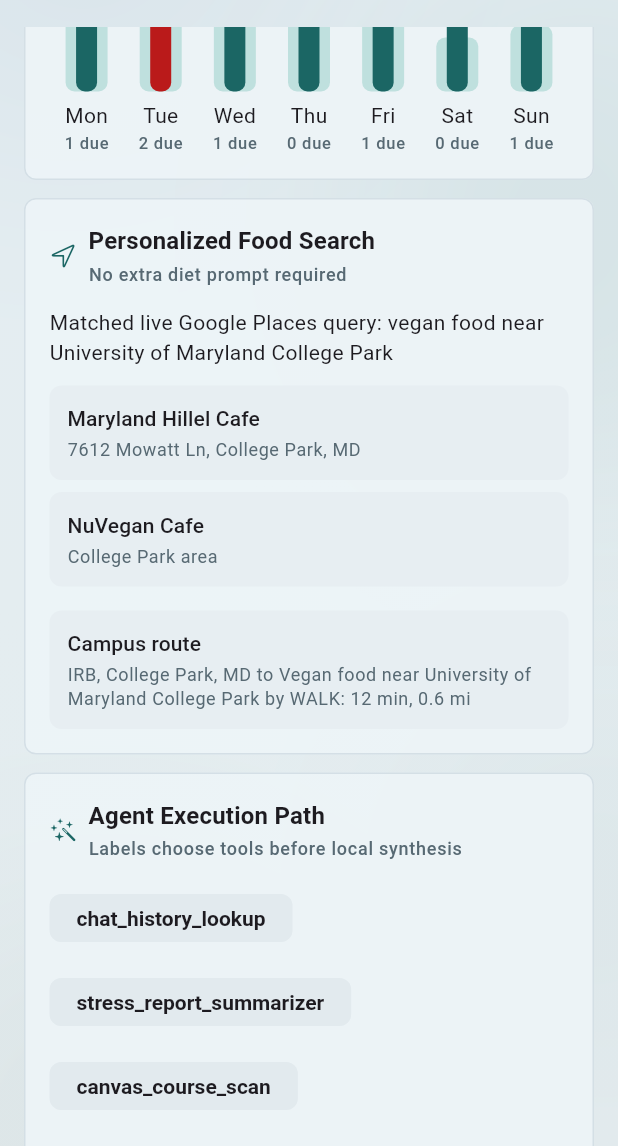
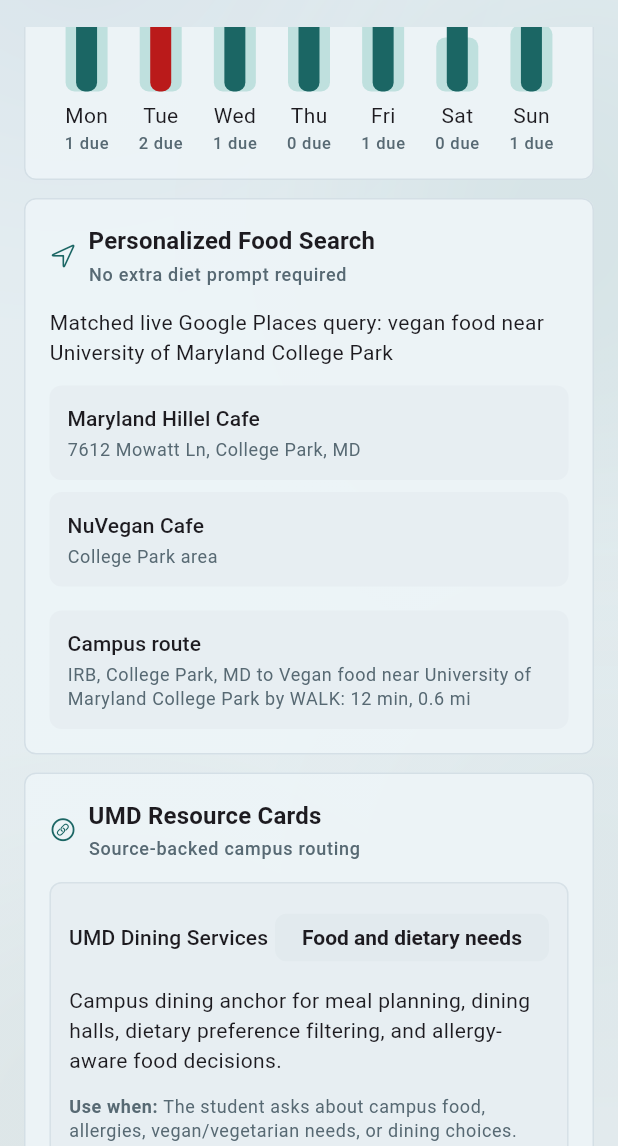
Before and after one commit to zian-zeng/orbit, a Flutter app: the DemoStatusScreen screen opened directly, scrolled down 2304 dp, on a phone screen of 412 x 824 dp, the part 90-1236 px from its top. Run offline on Flutter 3.47's test engine with Material 3 defaults, Android fonts, the phone set to English and light mode, and no system bars; our stand-ins replace flutter_dotenv, flutter_markdown, google_generative_ai, hive, hive_flutter, image_picker and 1 more; accounts and stored records are empty.

Commit message:
add intelligence dashboard for skills feedback and audit logs, add UMD resource cards
- Add Intelligence Dashboard from the chat header
- Show saved skill registry entries, feedback counts, and recent agent audit logs
- Surface learning-loop and explainability signals in one demo screen
- Add widget test coverage for opening the dashboard
- Update local multi-agent system docs
- Add Intelligence Dashboard for saved skills, feedback signals, and agent audit logs
- Add richer UMD resource-card metadata with when-to-use, eligibility, action, and official URLs
- Surface UMD Resource Cards in the demo/status screen
- Use detailed resource briefs in the campus-resource agent skill output
- Add tests for resource metadata and dashboard navigation

```diff
--- a/lib/agents/orbit_agents.dart
+++ b/lib/agents/orbit_agents.dart
@@ -181,10 +181,7 @@
       labels: context.allLabels,
     );
     final resourceLines = resources
-        .map(
-          (resource) =>
-              '${resource.name} (${resource.category}): ${resource.summary}',
-        )
+        .map((resource) => resource.agentBrief)
         .toList(growable: false);
 
     return SkillResult(
--- a/lib/data_sources/umd_resource_catalog.dart
+++ b/lib/data_sources/umd_resource_catalog.dart
@@ -5,6 +5,10 @@
     required this.category,
     required this.summary,
     required this.tags,
+    this.whenToUse =
+        'Use when the student need matches this category and live retrieval is unavailable.',
+    this.eligibility = 'Check the official page for current eligibility.',
+    this.action = 'Open the official resource page.',
     this.url,
   });
 
@@ -13,7 +17,15 @@
   final String category;
   final String summary;
   final List<String> tags;
+  final String whenToUse;
+  final String eligibility;
+  final String action;
   final String? url;
+
+  String get agentBrief {
+    final linkText = url == null ? '' : ' Official page: $url';
+    return '$name ($category): $summary Use when: $whenToUse Action: $action$linkText';
+  }
 }
 
 class UmdResourceCatalog {
@@ -26,6 +38,12 @@
       category: 'Academic accommodation',
       summary:
           'Support path for accommodations, accessibility barriers, testing needs, and disability-related academic planning.',
+      whenToUse:
+          'A disability, injury, ADHD, testing barrier, or accessibility issue is affecting coursework.',
+      eligibility:
+          'UMD students seeking disability-related accommodations or accessibility support.',
+      action:
+          'Review ADS guidance and prepare documentation or accommodation questions.',
       url: 'https://ads.umd.edu/',
       tags: [
         'adhd',
@@ -43,6 +61,12 @@
       category: 'Mental health and wellbeing',
       summary:
           'Starting point for counseling, crisis consultation, stress support, and wellbeing referrals.',
+      whenToUse:
+          'Stress, anxiety, crisis concern, burnout, or emotional pressure is affecting the student.',
+      eligibility:
+          'UMD students seeking counseling, consultation, crisis, or referral support.',
+      action:
+          'Use the get-help-now page for urgent options or schedule counseling support.',
       url: 'https://counseling.umd.edu/get-help-now',
       tags: [
         'stress',
@@ -109,6 +133,12 @@
       category: 'Food and dietary needs',
       summary:
           'Campus dining anchor for meal planning, dining halls, dietary preference filtering, and allergy-aware food decisions.',
+      whenToUse:
+          'The student asks about campus food, allergies, vegan/vegetarian needs, or dining choices.',
+      eligibility:
+          'UMD students and campus diners using dining halls or campus food resources.',
+      action:
+          'Open Dining guidance before recommending meals with dietary constraints.',
       url: 'https://dining.umd.edu/allergy',
       tags: [
         'food',
@@ -132,6 +162,12 @@
       category: 'Food security',
       summary:
           'Support path for students who need low-cost food access or help managing food insecurity.',
+      whenToUse:
+          'Food access, grocery cost, or food insecurity is part of the student problem.',
+      eligibility:
+          'UMD community members seeking pantry support; check official requirements.',
+      action:
+          'Review pantry access instructions and plan a discreet next step.',
       url: 'https://dining.umd.edu/sustainability/campus-pantry',
       tags: [
         'food',
@@ -164,6 +200,12 @@
       category: 'Transportation',
       summary:
           'Transportation anchor for parking, shuttle, biking, commute, and campus mobility planning.',
+      whenToUse:
+          'The student asks about shuttle routes, parking, biking, commuting, or campus mobility.',
+      eligibility:
+          'UMD students, staff, faculty, and visitors using DOTS services.',
+      action:
+          'Open DOTS route, parking, or shuttle guidance for current details.',
       url: 'https://transportation.umd.edu/shuttle-um-faq',
       tags: [
         'transport',
@@ -215,6 +257,12 @@
       category: 'Tutoring and academic support',
       summary:
           'Free peer tutoring path for many high-risk and gateway undergraduate courses.',
+      whenToUse:
+          'A student needs course help, tutoring, exam prep, or gateway-class support.',
+      eligibility:
+          'UMD undergraduate students in supported courses; check current course coverage.',
+      action:
+          'Find the course support option and choose tutoring or study sessions.',
       url: 'https://tutoring.umd.edu/',
       tags: [
         'tutoring',
@@ -232,6 +280,11 @@
       category: 'Course study groups',
       summary:
           'Regular group-review sessions for traditionally difficult courses.',
+      whenToUse:
+          'The student needs structured review for a difficult course before an exam or assignment.',
+      eligibility:
+          'UMD students in supported GSS courses; check current session listings.',
+      action: 'Look up the course and attend the next guided study session.',
       url: 'https://tltc.umd.edu/students/guided-study-sessions',
       tags: [
         'guided_study',
@@ -295,6 +348,12 @@
       category: 'Legal and conduct support',
       summary:
           'Free legal advice and university charge assistance for eligible undergraduate students.',
+      whenToUse:
+          'Lease, landlord, conduct, traffic, or legal uncertainty is interfering with school.',
+      eligibility:
+          'Eligible UMD undergraduate students; check the office page for scope and limits.',
+      action:
+          'Use Legal Aid to understand options before acting on legal issues.',
       url: 'https://undergradlegalaid.umd.edu/',
       tags: [
         'legal',
@@ -313,6 +372,12 @@
       category: 'Emergency financial support',
       summary:
           'Emergency financial support path for urgent student needs affecting enrollment, housing, food, or safety.',
+      whenToUse:
+          'An urgent financial issue could affect enrollment, housing, food, safety, or continuity.',
+      eligibility:
+          'UMD students with qualifying urgent needs; check current fund requirements.',
+      action:
+          'Review the crisis fund process and prepare the urgent-need context.',
       url:
           'https://studentaffairs.umd.edu/division-of-student-affairs-crisis-fund',
       tags: [
@@ -347,6 +412,12 @@
       category: 'Student support navigation',
       summary:
           'Navigation point for complex student issues, resources, advocacy, and support referrals.',
+      whenToUse:
+          'The issue spans multiple offices or the student does not know where to start.',
+      eligibility:
+          'UMD students seeking resource navigation or advocacy support.',
+      action:
+          'Use Dean of Students as the routing point for complex support needs.',
       url: 'https://deanofstudents.umd.edu/',
       tags: [
         'dean',
@@ -381,6 +452,12 @@
       category: 'Confidential advocacy',
       summary:
           'Confidential advocacy and therapy support for power-based violence, relationship violence, stalking, and sexual harassment.',
+      whenToUse:
+          'The student mentions relationship violence, stalking, sexual harassment, or power-based harm.',
+      eligibility:
+          'UMD community members seeking confidential advocacy or therapy support.',
+      action:
+          'Prioritize confidential support and avoid forcing disclosure details.',
       url: 'https://health.umd.edu/node/39',
       tags: [
         'care',
@@ -399,6 +476,12 @@
       category: 'Civil rights and Title IX',
       summary:
           'University office for discrimination, harassment, sexual misconduct, Title IX, and rights-related support.',
+      whenToUse:
+          'The student asks about discrimination, harassment, sexual misconduct, or Title IX reporting.',
+      eligibility:
+          'UMD community members seeking civil rights or Title IX resources.',
+      action:
+          'Use OCRSM resources for reporting options, rights, and support pathways.',
       url: 'https://ocrsm.umd.edu/resources',
       tags: [
         'title_ix',
@@ -416,6 +499,11 @@
       category: 'Overnight transportation',
       summary:
           'Shuttle-UM overnight service for campus areas not covered by evening routes.',
+      whenToUse:
+          'The student needs late-night campus transportation or feels unsafe walking.',
+      eligibility:
+          'UMD campus riders using Shuttle-UM overnight services; check current service area.',
+      action: 'Use NITE Ride or Terp Ride details before suggesting a route.',
       url: 'https://transportation.umd.edu/shuttle-um/nite-ride',
       tags: [
         'nite_ride',
@@ -434,6 +522,12 @@
       category: 'Accessible transportation',
       summary:
           'Curb-to-curb Shuttle-UM service for students, faculty, staff, and visitors with temporary or permanent disabilities.',
+      whenToUse:
+          'Accessibility, temporary injury, or disability affects campus transportation.',
+      eligibility:
+          'Students, faculty, staff, and visitors with temporary or permanent disabilities.',
+      action:
+          'Use Paratransit scheduling guidance for accessible campus travel.',
       url: 'https://transportation.umd.edu/shuttle-um/paratransit',
       tags: [
         'paratransit',
@@ -468,6 +562,10 @@
       category: 'Campus safety',
       summary:
           'Safety app that connects students with UMPD, trusted contacts, and emergency support.',
+      whenToUse:
+          'The student wants late-night safety support, trusted-contact sharing, or emergency access.',
+      eligibility: 'UMD community members using campus safety tools.',
+      action: 'Set up Guardian before the student needs it during a late walk.',
       url: 'https://umpd.umd.edu/resources/safety-information/guardian-app',
       tags: [
         'guardian',
@@ -485,6 +583,12 @@
       category: 'Peer support',
       summary:
           'Student-run peer counseling and crisis intervention hotline for anonymous, confidential support.',
+      whenToUse:
+          'The student wants anonymous peer support, a confidential hotline, or a lower-friction check-in.',
+      eligibility:
+          'Students seeking peer counseling or anonymous support; check service details.',
+      action:
+          'Use Help Center for peer support when the student wants to talk now.',
       url: 'https://helpcenterumd.org/',
       tags: [
         'help_center',
--- a/lib/screens/chat_screen.dart
+++ b/lib/screens/chat_screen.dart
@@ -10,6 +10,7 @@
 import 'package:chatbotapp/providers/voice_input_provider.dart';
 import 'package:chatbotapp/screens/chat_history_screen.dart';
 import 'package:chatbotapp/screens/demo_status_screen.dart';
+import 'package:chatbotapp/screens/intelligence_dashboard_screen.dart';
 import 'package:chatbotapp/screens/settings_screen.dart';
 import 'package:chatbotapp/services/prompt_router.dart';
 import 'package:chatbotapp/services/skill_registry_service.dart';
@@ -383,6 +384,8 @@
                 onOpenHistory: () => _openPage<void>(const ChatHistoryScreen()),
                 onOpenSettings: () => _openPage<void>(const SettingsScreen()),
                 onOpenDemo: _openDemoPath,
+                onOpenIntelligence: () =>
+                    _openPage<void>(const IntelligenceDashboardScreen()),
                 onNewChat: () => _startNewChat(chatProvider),
               ),
               const SizedBox(height: 16),
--- a/lib/screens/demo_status_screen.dart
+++ b/lib/screens/demo_status_screen.dart
@@ -1,4 +1,5 @@
 import 'package:chatbotapp/demo/orbit_business_demo_scenario.dart';
+import 'package:chatbotapp/data_sources/umd_resource_catalog.dart';
 import 'package:chatbotapp/hive/monitor_history_entry.dart';
 import 'package:chatbotapp/providers/settings_provider.dart';
 import 'package:chatbotapp/providers/user_profile_provider.dart';
@@ -27,6 +28,7 @@
   static const StudentNotificationPolicy _notificationPolicy =
       StudentNotificationPolicy();
   static const MonitorHistoryService _historyService = MonitorHistoryService();
+  static const UmdResourceCatalog _resourceCatalog = UmdResourceCatalog();
   bool _didRequestLiveSignals = false;
   DateTime? _focusStartedAt;
   bool _preferDemoFixture = false;
@@ -83,6 +85,11 @@
       report: report,
       focusStartedAt: _focusStartedAt,
       focusBreakMinutes: settings.focusBreakMinutes,
+    );
+    final resourceMatches = _resourceCatalog.match(
+      message: report.prompt,
+      labels: report.profileLabels,
+      limit: 4,
     );
     _recordMonitorCheckpoint(report);
 
@@ -175,6 +182,8 @@
                   final right = Column(
                     children: [
                       _SearchPanel(report: report),
+                      const SizedBox(height: 12),
+                      _ResourcePanel(resources: resourceMatches),
                       const SizedBox(height: 12),
                       _AgentPanel(report: report),
                       const SizedBox(height: 12),
@@ -731,6 +740,122 @@
   }
 }
 
+class _ResourcePanel extends StatelessWidget {
+  const _ResourcePanel({required this.resources});
+
+  final List<UmdResource> resources;
+
+  @override
+  Widget build(BuildContext context) {
+    return _DemoPanel(
+      title: 'UMD Resource Cards',
+      subtitle: 'Source-backed campus routing',
+      icon: CupertinoIcons.link_circle,
+      child: resources.isEmpty
+          ? const Text(
+              'No resource match yet. Ask a campus, food, transport, academic, or wellbeing question.',
+            )
+          : Column(
+              children: resources
+                  .map(
+                    (resource) => Padding(
+                      padding: const EdgeInsets.only(bottom: 10),
+                      child: _ResourceCard(resource: resource),
+                    ),
+                  )
+                  .toList(growable: false),
+            ),
+    );
+  }
+}
+
+class _ResourceCard extends StatelessWidget {
+  const _ResourceCard({required this.resource});
+
+  final UmdResource resource;
+
+  @override
+  Widget build(BuildContext context) {
+    final colorScheme = Theme.of(context).colorScheme;
+
+    return Container(
+      width: double.infinity,
+      padding: const EdgeInsets.all(12),
+      decoration: BoxDecoration(
+        color: colorScheme.surface,
+        borderRadius: BorderRadius.circular(8),
+        border: Border.all(
+          color: colorScheme.outlineVariant.withValues(alpha: 0.55),
+        ),
+      ),
+      child: Column(
+        crossAxisAlignment: CrossAxisAlignment.start,
+        children: [
+          Row(
+            children: [
+              Expanded(
+                child: Text(
+                  resource.name,
+                  style: Theme.of(context).textTheme.titleSmall,
+                ),
+              ),
+              _DemoChip(label: resource.category),
+            ],
+          ),
+          const SizedBox(height: 8),
+          Text(resource.summary),
+          const SizedBox(height: 8),
+          _ResourceLine(label: 'Use when', value: resource.whenToUse),
+          _ResourceLine(label: 'Eligibility', value: resource.eligibility),
+          _ResourceLine(label: 'Action', value: resource.action),
+          if (resource.url != null) ...[
+            const SizedBox(height: 8),
+            SelectableText(
+              resource.url!,
+              style: Theme.of(context).textTheme.bodySmall?.copyWith(
+                    color: colorScheme.primary,
+                  ),
+            ),
+          ],
+        ],
+      ),
+    );
+  }
+}
+
+class _ResourceLine extends StatelessWidget {
+  const _ResourceLine({
+    required this.label,
+    required this.value,
+  });
+
+  final String label;
+  final String value;
+
+  @override
+  Widget build(BuildContext context) {
+    final colorScheme = Theme.of(context).colorScheme;
+
+    return Padding(
+      padding: const EdgeInsets.only(top: 5),
+      child: RichText(
+        text: TextSpan(
+          style: Theme.of(context).textTheme.bodySmall?.copyWith(
+                color: colorScheme.onSurfaceVariant,
+              ),
+          children: [
+            TextSpan(
+              text: '$label: ',
+              style: const TextStyle(fontWeight: FontWeight.w700),
+            ),
+            TextSpan(text: value),
+          ],
+        ),
+      ),
+    );
+  }
+}
+
 class _DatasetPanel extends StatelessWidget {
   const _DatasetPanel({required this.summary});
 
```
Also changed, not shown: lib/screens/intelligence_dashboard_screen.dart (added, +480 -0 lines), lib/widgets/chat/chat_header.dart (+8 -0 lines), 3 other files.
